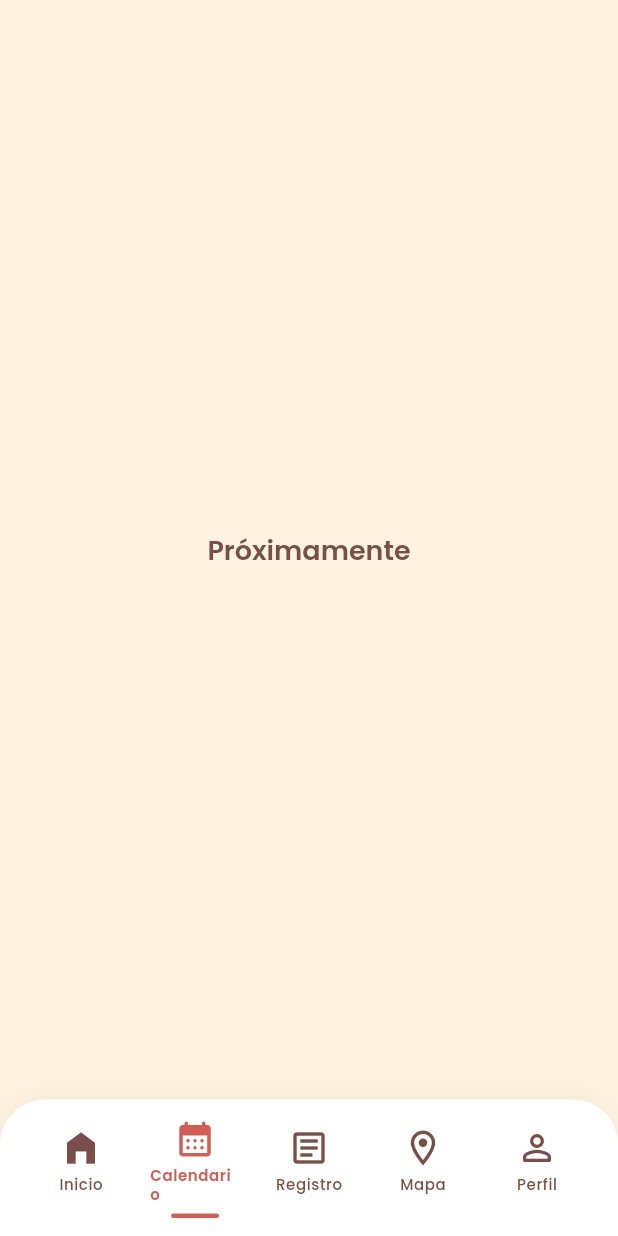
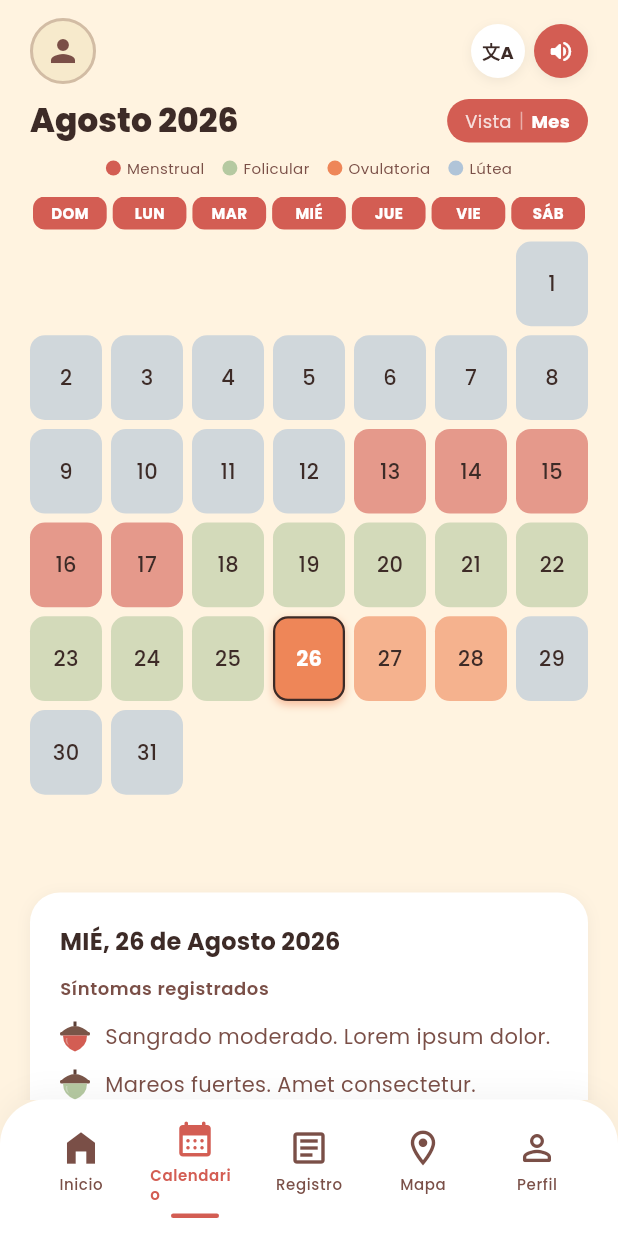
Before and after one commit to Jossmart28/Bellota-App, a Flutter app: the DashboardScreen screen opened directly, item 2 of the bottom bar chosen, on a phone screen of 412 x 824 dp. Run offline on Flutter 3.47's test engine with Material 3 defaults, Android fonts, the phone set to English and light mode, and no system bars; our stand-ins replace flutter_map, google_fonts, latlong2, shared_preferences, sqflite; accounts and stored records are empty.

Commit message:
feat(calendar): implementar vistas de calendario

```diff
--- /dev/null
+++ b/lib/screens/calendar_screen.dart
@@ -0,0 +1,532 @@
+import 'package:flutter/material.dart';
+import 'package:shared_preferences/shared_preferences.dart';
+import '../theme/bellota_colors.dart';
+import '../widgets/bellota_top_actions.dart';
+import '../widgets/bellota_icon.dart';
+
+enum CalendarViewType { weekly, monthly, annual }
+
+class CalendarScreen extends StatefulWidget {
+  const CalendarScreen({super.key});
+
+  @override
+  State<CalendarScreen> createState() => _CalendarScreenState();
+}
+
+class _CalendarScreenState extends State<CalendarScreen> {
+  String _userName = 'UsuarioApp';
+  String _userEmail = 'correo@ejemplo.com';
+
+  CalendarViewType _currentView = CalendarViewType.monthly;
+  DateTime _currentDate = DateTime.now(); // Fecha real actual
+  DateTime _displayDate = DateTime.now(); // Fecha del mes/semana que se está viendo
+  DateTime? _selectedDate; // Día seleccionado por la usuaria
+
+  // Controlador para el scroll en la vista de mes
+  late PageController _monthPageController;
+  final int _initialPage = 1200;
+
+  // Estado para la Subventana de la vista anual
+  DateTime? _annualDetailMonth;
+
+  final List<String> _dayNames = ['DOM', 'LUN', 'MAR', 'MIÉ', 'JUE', 'VIE', 'SÁB'];
+  final List<String> _monthNames = [
+    'Enero', 'Febrero', 'Marzo', 'Abril', 'Mayo', 'Junio',
+    'Julio', 'Agosto', 'Septiembre', 'Octubre', 'Noviembre', 'Diciembre'
+  ];
+
+  @override
+  void initState() {
+    super.initState();
+    _loadUser();
+    _monthPageController = PageController(initialPage: _initialPage);
+    _selectedDate = _currentDate;
+  }
+
+  @override
+  void dispose() {
+    _monthPageController.dispose();
+    super.dispose();
+  }
+
+  Future<void> _loadUser() async {
+    final prefs = await SharedPreferences.getInstance();
+    setState(() {
+      _userName = prefs.getString('userName') ?? 'UsuarioApp';
+      _userEmail = prefs.getString('userEmail') ?? 'correo@ejemplo.com';
+    });
+  }
+
+  // ──────────────────────────────────────────
+  // LÓGICA SIMULADA DE FASES (Ciclo 28 días)
+  // ──────────────────────────────────────────
+  Color _getPhaseColorForDay(DateTime date) {
+    final diff = date.difference(DateTime(2026, 1, 1)).inDays;
+    final cycleDay = (diff % 28) + 1;
+
+    if (cycleDay <= 5) return BellotaColors.chilero; // Menstrual
+    if (cycleDay <= 13) return BellotaColors.chiltoma; // Folicular
+    if (cycleDay <= 16) return BellotaColors.melon; // Ovulatoria
+    return BellotaColors.asuncion; // Lútea
+  }
+
+  @override
+  Widget build(BuildContext context) {
+    return Column(
+      children: [
+        // ══════════════
+        // HEADER GLOBAL
+        // ══════════════
+        Padding(
+          padding: const EdgeInsets.fromLTRB(20, 12, 20, 10),
+          child: _buildHeader(context),
+        ),
+
+        // ════════════════════════════
+        // CONTROLES DE VISTA Y TÍTULO
+        // ════════════════════════════
+        Padding(
+          padding: const EdgeInsets.symmetric(horizontal: 20),
+          child: _buildViewSelectorRow(),
+        ),
+        const SizedBox(height: 10),
+
+        // LEYENDA
+        if (_currentView != CalendarViewType.weekly)
+          Padding(
+            padding: const EdgeInsets.only(bottom: 12),
+            child: _buildPhaseLegend(),
+          ),
+
+        // ═════════════════════════════════════
+        // CONTENIDO DEL CALENDARIO SCROLLABLE
+        // ═════════════════════════════════════
+        Expanded(
+          child: _buildCalendarBody(),
+        ),
+      ],
+    );
+  }
+
+  Widget _buildCalendarBody() {
+    if (_currentView == CalendarViewType.annual && _annualDetailMonth != null) {
+      return Column(
+        children: [
+          _buildAnnualDetailHeader(),
+          Expanded(
+            child: SingleChildScrollView(
+              physics: const ClampingScrollPhysics(),
+              child: Column(
+                children: [
+                  _buildMonthlyCalendar(_annualDetailMonth!.year, _annualDetailMonth!.month),
+                  if (_selectedDate != null) _buildSymptomsBox(),
+                  const SizedBox(height: 30),
+                ],
+              ),
+            ),
+          ),
+        ],
+      );
+    }
+
+    return SingleChildScrollView(
+      physics: const ClampingScrollPhysics(),
+      child: Column(
+        children: [
+          _buildCalendarContent(),
+          if (_selectedDate != null && _currentView != CalendarViewType.annual)
+            _buildSymptomsBox(),
+          const SizedBox(height: 30),
+        ],
+      ),
+    );
+  }
+
+  // ───────────────────
+  // HEADER Y CONTROLES
+  // ───────────────────
+  Widget _buildHeader(BuildContext context) {
+    final textTheme = Theme.of(context).textTheme;
+    return Row(
+      children: [
+        Container(
+          width: 44,
+          height: 44,
+          decoration: BoxDecoration(
+            shape: BoxShape.circle,
+            color: BellotaColors.nancite,
+            border: Border.all(color: BellotaColors.textoMedio.withValues(alpha: 0.3), width: 2),
+          ),
+          child: const Icon(Icons.person, color: BellotaColors.textoMedio, size: 24),
+        ),
+        const SizedBox(width: 10),
+        Expanded(
+          child: Column(
+            crossAxisAlignment: CrossAxisAlignment.start,
+            children: [
+              Text(_userName, style: textTheme.titleMedium?.copyWith(color: BellotaColors.textoDark, fontWeight: FontWeight.w700)),
+              Text(_userEmail, style: textTheme.bodySmall, overflow: TextOverflow.ellipsis),
+            ],
+          ),
+        ),
+        const BellotaTopActions(
+          showSettings: false,
+          showNotifications: false,
+        ),
+      ],
+    );
+  }
+
+  Widget _buildViewSelectorRow() {
+    String title = '';
+    if (_currentView == CalendarViewType.annual && _annualDetailMonth == null) {
+      title = '${_displayDate.year}';
+    } else if (_currentView == CalendarViewType.monthly || _annualDetailMonth != null) {
+      DateTime refDate = _annualDetailMonth ?? _displayDate;
+      title = '${_monthNames[refDate.month - 1]} ${refDate.year}';
+    } else {
+      int weekday = _displayDate.weekday == 7 ? 0 : _displayDate.weekday;
+      DateTime startOfWeek = _displayDate.subtract(Duration(days: weekday));
+      DateTime endOfWeek = startOfWeek.add(const Duration(days: 6));
+      title = '${startOfWeek.day} - ${endOfWeek.day} ${_monthNames[startOfWeek.month - 1]} ${startOfWeek.year}';
+    }
+
+    return Row(
+      mainAxisAlignment: MainAxisAlignment.spaceBetween,
+      children: [
+        Expanded(
+          child: Text(
+            title,
+            style: Theme.of(context).textTheme.headlineLarge?.copyWith(
+              color: BellotaColors.textoDark,
+              fontWeight: FontWeight.w800,
+              fontSize: 22,
+            ),
+            overflow: TextOverflow.ellipsis,
+          ),
+        ),
+        _buildCustomDropdown(),
+      ],
+    );
+  }
+
+  Widget _buildCustomDropdown() {
+    String currentLabel = _currentView == CalendarViewType.annual ? 'Año' :
+    _currentView == CalendarViewType.monthly ? 'Mes' : 'Sem.';
+
+    return PopupMenuButton<CalendarViewType>(
+      onSelected: (view) => setState(() {
+        _currentView = view;
+        _annualDetailMonth = null;
+        _displayDate = _currentDate;
+        _selectedDate = view != CalendarViewType.annual ? _currentDate : null;
+      }),
+      shape: RoundedRectangleBorder(borderRadius: BorderRadius.circular(16)),
+      offset: const Offset(0, 40),
+      itemBuilder: (context) => const [
+        PopupMenuItem(value: CalendarViewType.weekly, child: Text('Vista Semanal')),
+        PopupMenuItem(value: CalendarViewType.monthly, child: Text('Vista Mensual')),
+        PopupMenuItem(value: CalendarViewType.annual, child: Text('Vista Anual')),
+      ],
+      child: Container(
+        padding: const EdgeInsets.symmetric(horizontal: 12, vertical: 6),
+        decoration: BoxDecoration(
+          color: BellotaColors.chilero,
+          borderRadius: BorderRadius.circular(20),
+        ),
+        child: Row(
+          mainAxisSize: MainAxisSize.min,
+          children: [
+            Text('Vista', style: TextStyle(color: BellotaColors.blanco.withValues(alpha: 0.8), fontSize: 12)),
+            const SizedBox(width: 6),
+            Container(width: 1, height: 12, color: BellotaColors.blanco.withValues(alpha: 0.5)),
+            const SizedBox(width: 6),
+            Text(currentLabel, style: const TextStyle(color: BellotaColors.blanco, fontSize: 12, fontWeight: FontWeight.bold)),
+          ],
+        ),
+      ),
+    );
+  }
+
+  // ─────────────────
+  // LEYENDA DE FASES
+  // ─────────────────
+  Widget _buildPhaseLegend() {
+    return Padding(
+      padding: const EdgeInsets.symmetric(horizontal: 16),
+      child: Wrap(
+        spacing: 12,
+        runSpacing: 6,
+        alignment: WrapAlignment.center,
+        children: [
+          _legendItem(BellotaColors.chilero, 'Menstrual'),
+          _legendItem(BellotaColors.chiltoma, 'Folicular'),
+          _legendItem(BellotaColors.melon, 'Ovulatoria'),
+          _legendItem(BellotaColors.asuncion, 'Lútea'),
+        ],
+      ),
+    );
+  }
+
+  Widget _legendItem(Color color, String label) {
+    return Row(
+      mainAxisSize: MainAxisSize.min,
+      children: [
+        Container(width: 10, height: 10, decoration: BoxDecoration(color: color, shape: BoxShape.circle)),
+        const SizedBox(width: 4),
+        Text(label, style: const TextStyle(fontSize: 10, color: BellotaColors.textoMedio)),
+      ],
+    );
+  }
+
+  // ────────────────────────
+  // DISTRIBUIDOR DE VISTAS
+  // ────────────────────────
+  Widget _buildCalendarContent() {
+    switch (_currentView) {
+      case CalendarViewType.weekly:
+        return _buildWeeklyView();
+      case CalendarViewType.monthly:
+        return _buildMonthlySwipeable();
+      case CalendarViewType.annual:
+        return _buildAnnualView();
+    }
+  }
+
+  // ── VISTA SEMANAL ──
+  Widget _buildWeeklyView() {
+    int weekday = _displayDate.weekday == 7 ? 0 : _displayDate.weekday;
+    DateTime startOfWeek = _displayDate.subtract(Duration(days: weekday));
+
+    return Padding(
+      padding: const EdgeInsets.symmetric(horizontal: 20),
+      child: Column(
+        children: [
+          _buildDaysHeader(),
+          const SizedBox(height: 8),
+          Row(
+            mainAxisAlignment: MainAxisAlignment.spaceBetween,
+            children: List.generate(7, (index) {
+              DateTime date = startOfWeek.add(Duration(days: index));
+              return _buildDayCell(date);
+            }),
+          ),
+        ],
+      ),
+    );
+  }
+
+// ── VISTA MENSUAL (SWIPEABLE) ──
+  Widget _buildMonthlySwipeable() {
+    return SizedBox(
+      height: 440,
+      child: PageView.builder(
+        controller: _monthPageController,
+        onPageChanged: (index) {
+          setState(() {
+            int offset = index - _initialPage;
+            // Actualiza el mes en pantalla sin perder la selección del día
+            _displayDate = DateTime(_currentDate.year, _currentDate.month + offset, 1);
+          });
+        },
+        itemBuilder: (context, index) {
+          int offset = index - _initialPage;
+          DateTime monthDate = DateTime(_currentDate.year, _currentDate.month + offset, 1);
+          return _buildMonthlyCalendar(monthDate.year, monthDate.month);
+        },
+      ),
+    );
+  }
+
+  Widget _buildMonthlyCalendar(int year, int month) {
+    int daysInMonth = DateTime(year, month + 1, 0).day;
+    int firstWeekday = DateTime(year, month, 1).weekday;
+    int emptyDays = firstWeekday == 7 ? 0 : firstWeekday;
+
+    return Padding(
+      padding: const EdgeInsets.symmetric(horizontal: 20),
+      child: Column(
+        crossAxisAlignment: CrossAxisAlignment.center,
+        children: [
+          if (_currentView == CalendarViewType.annual && _annualDetailMonth == null) ...[
+            Text(_monthNames[month - 1], style: Theme.of(context).textTheme.titleMedium?.copyWith(color: BellotaColors.chilero, fontWeight: FontWeight.bold)),
+            const SizedBox(height: 8),
+          ],
+          _buildDaysHeader(),
+          const SizedBox(height: 8),
+          GridView.builder(
+            shrinkWrap: true,
+            physics: const NeverScrollableScrollPhysics(),
+            itemCount: daysInMonth + emptyDays,
+            gridDelegate: const SliverGridDelegateWithFixedCrossAxisCount(
+              crossAxisCount: 7,
+              childAspectRatio: 0.85,
+              crossAxisSpacing: 6,
+              mainAxisSpacing: 6,
+            ),
+            itemBuilder: (context, index) {
+              if (index < emptyDays) return const SizedBox();
+              DateTime date = DateTime(year, month, index - emptyDays + 1);
+              return _buildDayCell(date);
+            },
+          ),
+        ],
+      ),
+    );
+  }
+
+  // ── VISTA ANUAL ──
+  Widget _buildAnnualView() {
+    return ListView.builder(
+      shrinkWrap: true,
+      physics: const NeverScrollableScrollPhysics(),
+      itemCount: 12,
+      itemBuilder: (context, index) {
+        return Padding(
+          padding: const EdgeInsets.only(bottom: 24),
+          child: _buildMonthlyCalendar(_displayDate.year, index + 1),
+        );
+      },
+    );
+  }
+
+  Widget _buildAnnualDetailHeader() {
+    return Padding(
+      padding: const EdgeInsets.only(left: 20, bottom: 12),
+      child: Align(
+        alignment: Alignment.centerLeft,
+        child: TextButton.icon(
+          onPressed: () => setState(() {
+            _annualDetailMonth = null;
+            _selectedDate = null;
+          }),
+          icon: const Icon(Icons.arrow_back_ios_rounded, size: 16, color: BellotaColors.chilero),
+          label: const Text('Volver al Año', style: TextStyle(color: BellotaColors.chilero, fontWeight: FontWeight.bold)),
+          style: TextButton.styleFrom(
+            padding: const EdgeInsets.symmetric(horizontal: 12, vertical: 8),
+            backgroundColor: BellotaColors.chilero.withValues(alpha: 0.1),
+          ),
+        ),
+      ),
+    );
+  }
+
+  // ───────────────────────────
+  // COMPONENTES DEL CALENDARIO
+  // ───────────────────────────
+  Widget _buildDaysHeader() {
+    return Row(
+      mainAxisAlignment: MainAxisAlignment.spaceBetween,
+      children: _dayNames.map((day) {
+        return Expanded(
+          child: Container(
+            margin: const EdgeInsets.symmetric(horizontal: 2),
+            padding: const EdgeInsets.symmetric(vertical: 4),
+            decoration: BoxDecoration(color: BellotaColors.chilero, borderRadius: BorderRadius.circular(8)),
+            child: Center(
+              child: Text(
+                day,
+                style: const TextStyle(color: BellotaColors.blanco, fontWeight: FontWeight.bold, fontSize: 10),
+                maxLines: 1,
+              ),
+            ),
+          ),
+        );
+      }).toList(),
+    );
+  }
+
+  Widget _buildDayCell(DateTime date) {
+    bool isSelected = _selectedDate != null &&
+        date.year == _selectedDate!.year &&
+        date.month == _selectedDate!.month &&
+        date.day == _selectedDate!.day;
+
+    Color phaseColor = _getPhaseColorForDay(date);
+
+    return GestureDetector(
+      onTap: () {
+        setState(() {
+          _selectedDate = date;
+
+          if (_currentView == CalendarViewType.annual && _annualDetailMonth == null) {
+            _annualDetailMonth = DateTime(date.year, date.month, 1);
+          } else if (_currentView == CalendarViewType.weekly) {
+            _displayDate = date;
+          }
+        });
+      },
+      child: AnimatedContainer(
+        duration: const Duration(milliseconds: 200),
+        margin: _currentView == CalendarViewType.weekly ? const EdgeInsets.symmetric(horizontal: 3) : EdgeInsets.zero,
+        width: _currentView == CalendarViewType.weekly ? 40 : null,
+        height: _currentView == CalendarViewType.weekly ? 60 : null,
+        decoration: BoxDecoration(
+          color: phaseColor.withValues(alpha: isSelected ? 1.0 : 0.6),
+          borderRadius: BorderRadius.circular(10),
+          border: isSelected ? Border.all(color: BellotaColors.textoDark, width: 1.5) : null,
+          boxShadow: isSelected ? [BoxShadow(color: phaseColor.withValues(alpha: 0.5), blurRadius: 4, offset: const Offset(0, 2))] : [],
+        ),
+        child: Center(
+          child: Text(
+            '${date.day}',
+            style: TextStyle(
+              color: isSelected ? BellotaColors.blanco : BellotaColors.textoDark,
+              fontWeight: isSelected ? FontWeight.bold : FontWeight.w500,
+            ),
+          ),
+        ),
+      ),
+    );
+  }
+
+  // ───────────────────────────
+  // CAJA DE SÍNTOMAS Y BELLOTAS
+  // ───────────────────────────
+  Widget _buildSymptomsBox() {
+    if (_selectedDate == null) return const SizedBox();
+    final textTheme = Theme.of(context).textTheme;
+    String dateStr = '${_dayNames[_selectedDate!.weekday == 7 ? 0 : _selectedDate!.weekday]}, ${_selectedDate!.day} de ${_monthNames[_selectedDate!.month - 1]} ${_selectedDate!.year}';
+
+    return Container(
+      margin: const EdgeInsets.fromLTRB(20, 24, 20, 0),
+      padding: const EdgeInsets.all(20),
+      decoration: BoxDecoration(
+        color: BellotaColors.blanco,
+        borderRadius: BorderRadius.circular(20),
+        boxShadow: [
+          BoxShadow(color: Colors.black.withValues(alpha: 0.05), blurRadius: 8, offset: const Offset(0, 2)),
+        ],
+      ),
+      child: Column(
+        crossAxisAlignment: CrossAxisAlignment.start,
+        children: [
+          Text(dateStr, style: textTheme.titleMedium?.copyWith(color: BellotaColors.textoDark, fontWeight: FontWeight.bold)),
+          const SizedBox(height: 12),
+          Text('Síntomas registrados', style: textTheme.bodySmall?.copyWith(fontWeight: FontWeight.w600)),
+          const SizedBox(height: 14),
+
+          _buildSymptomItem(BellotaColors.chilero, 'Sangrado moderado. Lorem ipsum dolor.'),
+          _buildSymptomItem(BellotaColors.chiltoma, 'Mareos fuertes. Amet consectetur.'),
+          _buildSymptomItem(BellotaColors.asuncion, 'Jaqueza moderada. Adipiscing elit sed.'),
+        ],
+      ),
+    );
+  }
+
+  Widget _buildSymptomItem(Color color, String text) {
+    return Padding(
+      padding: const EdgeInsets.only(bottom: 12),
+      child: Row(
+        crossAxisAlignment: CrossAxisAlignment.start,
+        children: [
+          BellotaIcon(color: color, size: 20),
+          const SizedBox(width: 10),
+          Expanded(
+            child: Text(text, style: Theme.of(context).textTheme.bodyMedium),
+          ),
+        ],
+      ),
+    );
+  }
+}
--- a/lib/screens/dashboard_screen.dart
+++ b/lib/screens/dashboard_screen.dart
@@ -5,6 +5,7 @@ import '../theme/bellota_colors.dart';
 import '../widgets/bellota_top_actions.dart';
 import 'login_screen.dart';
 import 'map_screen.dart';
+import 'calendar_screen.dart';
 
 /// Dashboard principal de Bellota
 class DashboardScreen extends StatefulWidget {
@@ -21,7 +22,7 @@ class _DashboardScreenState extends State<DashboardScreen> {
   String _userName = 'UsuarioApp';
   String _userEmail = 'correo@ejemplo.com';
 
-  // ── Definición de las 4 fases usando BellotaColors ──
+  // ── Definición de las 4 fases ──
   final List<_PhaseData> _phases = [
     const _PhaseData(
       name: 'Fase\nOvulatoria',
@@ -109,6 +110,8 @@ class _DashboardScreenState extends State<DashboardScreen> {
     switch (_selectedNavIndex) {
       case 0:
         return _buildDashboardContent(context);
+      case 1:
+        return const CalendarScreen();
       case 3:
         return const MapScreen();
       default:
--- /dev/null
+++ b/lib/widgets/bellota_icon.dart
@@ -0,0 +1,64 @@
+import 'package:flutter/material.dart';
+
+class BellotaIcon extends StatelessWidget {
+  final Color color;
+  final double size;
+
+  const BellotaIcon({
+    super.key,
+    required this.color,
+    this.size = 24,
+  });
+
+  @override
+  Widget build(BuildContext context) {
+    return CustomPaint(
+      size: Size(size, size),
+      painter: _BellotaPainter(color: color),
+    );
+  }
+}
+
+class _BellotaPainter extends CustomPainter {
+  final Color color;
+  _BellotaPainter({required this.color});
+
+  @override
+  void paint(Canvas canvas, Size size) {
+    final w = size.width;
+    final h = size.height;
+    final paint = Paint()..style = PaintingStyle.fill;
+
+    paint.color = const Color(0xFF5D4037);
+    final stemRect = Rect.fromLTWH(w * 0.45, 0, w * 0.1, h * 0.15);
+    canvas.drawRect(stemRect, paint);
+
+    paint.color = const Color(0xFF795548);
+    final capPath = Path()
+      ..moveTo(0, h * 0.4)
+      ..quadraticBezierTo(w * 0.5, -0.1 * h, w, h * 0.4)
+      ..close();
+    canvas.drawRRect(RRect.fromRectAndRadius(Rect.fromLTWH(0, h * 0.35, w, h * 0.12), Radius.circular(w * 0.05)), paint);
+    canvas.drawPath(capPath, paint);
+
+    paint.color = color;
+    final bodyPath = Path()
+      ..moveTo(w * 0.1, h * 0.47)
+      ..lineTo(w * 0.9, h * 0.47)
+      ..quadraticBezierTo(w * 0.9, h * 0.85, w * 0.5, h)
+      ..quadraticBezierTo(w * 0.1, h * 0.85, w * 0.1, h * 0.47)
+      ..close();
+    canvas.drawPath(bodyPath, paint);
+
+    paint.color = Colors.white.withValues(alpha: 0.3);
+    final highlightPath = Path()
+      ..moveTo(w * 0.2, h * 0.55)
+      ..quadraticBezierTo(w * 0.15, h * 0.7, w * 0.3, h * 0.8)
+      ..quadraticBezierTo(w * 0.22, h * 0.65, w * 0.25, h * 0.55)
+      ..close();
+    canvas.drawPath(highlightPath, paint);
+  }
+
+  @override
+  bool shouldRepaint(covariant CustomPainter old) => false;
+}
```
